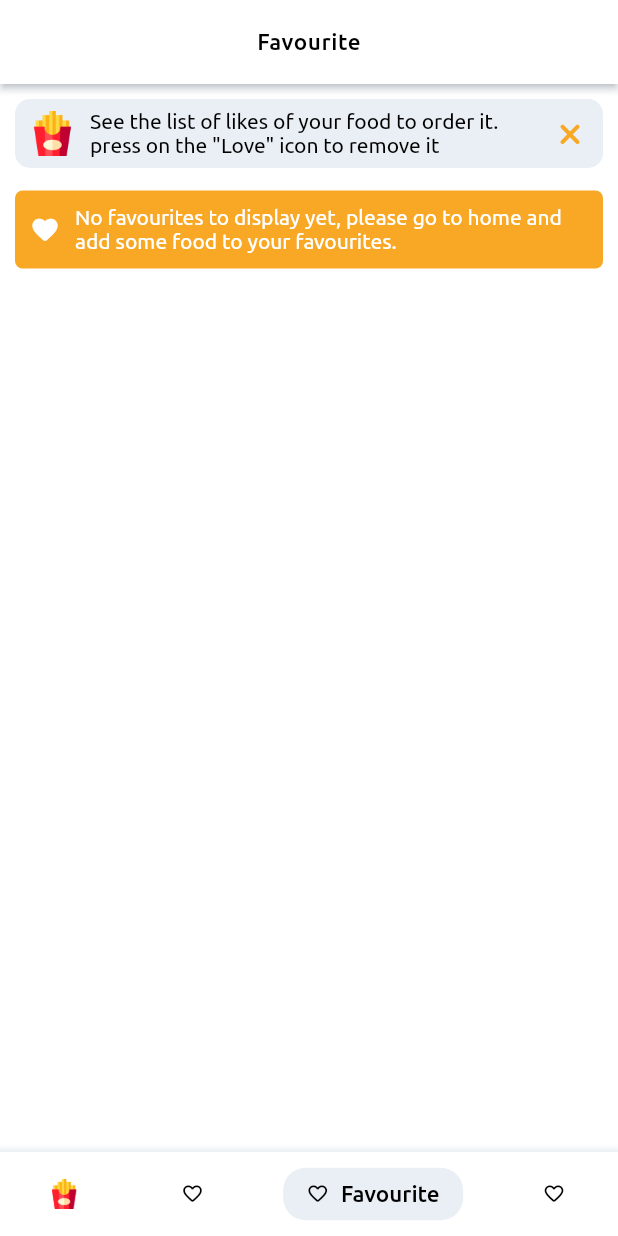
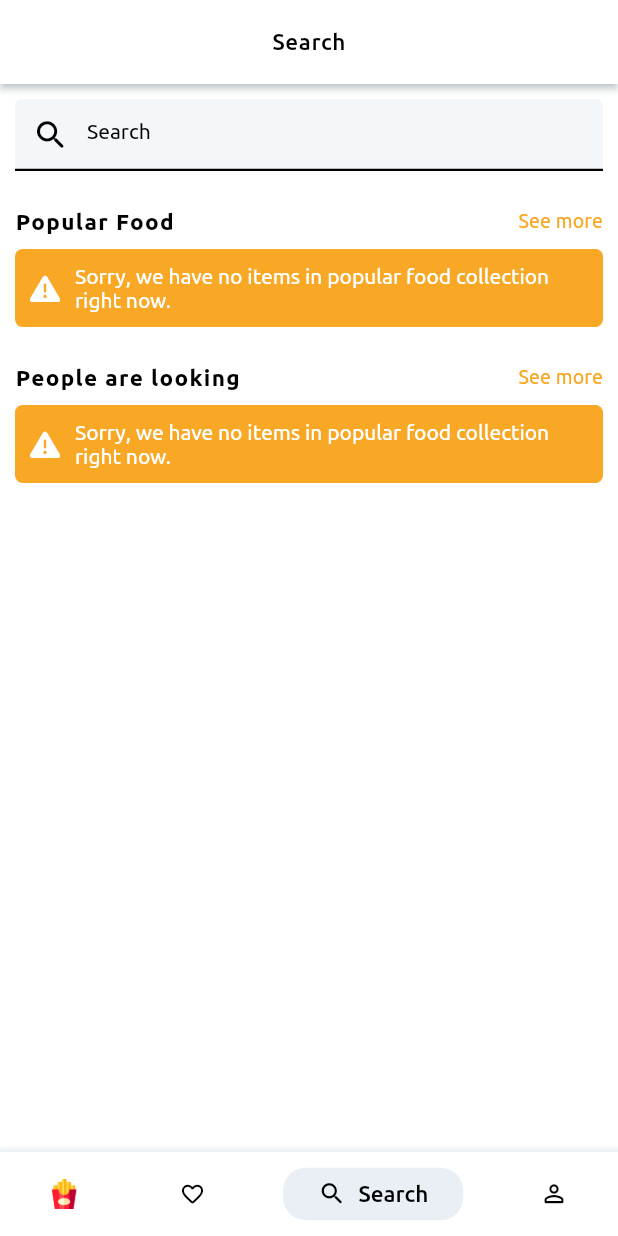
Before and after one commit to mhmoudGamea/yummy, a Flutter app: the TabsView screen opened by its route, item 3 of the bottom bar chosen, on a phone screen of 412 x 824 dp. Run offline on Flutter 3.47's test engine with Material 2 defaults, Android fonts, the phone set to English and light mode, and no system bars; drawn by our look-alikes of persistent_bottom_nav_bar; our stand-ins replace cached_network_image, carousel_slider, cloud_firestore, dartz, firebase_auth, firebase_core and 14 more; accounts and stored records are empty.

Commit message:
finish ui of user search section

```diff
--- a/lib/core/widgets/tabs_view.dart
+++ b/lib/core/widgets/tabs_view.dart
@@ -3,6 +3,7 @@ import 'package:persistent_bottom_nav_bar/persistent_tab_view.dart';
 import 'package:yummy/core/constants.dart';
 import 'package:yummy/core/utils/styles.dart';
 import 'package:yummy/features/user/favourite/presentation/views/favourite_view.dart';
+import 'package:yummy/features/user/search/presentation/views/user_search_view.dart';
 
 import '../../features/user/home/presentation/views/home_view.dart';
 
@@ -20,7 +21,7 @@ class TabsView extends StatelessWidget {
       return [
         const HomeView(),
         const FavouriteView(),
-        const FavouriteView(),
+        const UserSearchView(),
         const FavouriteView(),
       ];
     }
@@ -40,7 +41,7 @@ class TabsView extends StatelessWidget {
         PersistentBottomNavBarItem(
           icon: const Icon(
             Icons.favorite_border_rounded,
-            size: 15,
+            size: 17,
           ),
           title: ("Favourite"),
           activeColorSecondary: black,
@@ -50,10 +51,10 @@ class TabsView extends StatelessWidget {
         ),
         PersistentBottomNavBarItem(
           icon: const Icon(
-            Icons.favorite_border_rounded,
-            size: 15,
+            Icons.search_rounded,
+            size: 19,
           ),
-          title: ("Favourite"),
+          title: ("Search"),
           activeColorSecondary: black,
           textStyle: Styles.title15,
           activeColorPrimary: greyColor.withOpacity(0.4),
@@ -61,10 +62,10 @@ class TabsView extends StatelessWidget {
         ),
         PersistentBottomNavBarItem(
           icon: const Icon(
-            Icons.favorite_border_rounded,
-            size: 15,
+            Icons.person_outline_rounded,
+            size: 19,
           ),
-          title: ("Favourite"),
+          title: ("Profile"),
           activeColorSecondary: black,
           textStyle: Styles.title15,
           activeColorPrimary: greyColor.withOpacity(0.4),
--- a/lib/features/user/favourite/presentation/views/favourite_view.dart
+++ b/lib/features/user/favourite/presentation/views/favourite_view.dart
@@ -19,7 +19,6 @@ class FavouriteView extends StatelessWidget {
           text: 'Favourite',
           bgColor: Colors.white,
           textColor: Colors.black,
-          iconColor: Colors.red,
           leading: false,
           elevation: 2,
         ),
--- a/lib/features/user/home/presentation/model_views/home_cubit/home_state.dart
+++ b/lib/features/user/home/presentation/model_views/home_cubit/home_state.dart
@@ -13,3 +13,13 @@ class UserInfoSuccess extends HomeState {
 }
 
 class UserInfoFailure extends HomeState {}
+
+// states of user food
+class UserFoodLoading extends HomeState {}
+
+class UserFoodSuccess extends HomeState {
+  final List<UserFoodModel> foods;
+  UserFoodSuccess({required this.foods});
+}
+
+class UserFoodFailure extends HomeState {}
--- a/lib/features/user/home/presentation/views/widgets/home_view_body.dart
+++ b/lib/features/user/home/presentation/views/widgets/home_view_body.dart
@@ -1,7 +1,5 @@
 import 'package:flutter/material.dart';
 
-import '../../../../../../core/constants.dart';
-import '../../../../../../core/utils/styles.dart';
 import 'c_app_bar.dart';
 import 'c_categories.dart';
 import 'c_curosal_slider.dart';
--- /dev/null
+++ b/lib/features/user/search/data/models/search_model.dart
@@ -0,0 +1,63 @@
+class SearchModel {
+  final String calories;
+  final String category;
+  final String collection;
+  final String desc;
+  final String foodImage;
+  final String id;
+  final List<dynamic> ingrediants;
+  final String name;
+  final String prepareTime;
+  final String price;
+  final String rate;
+  final List<String> favourites;
+
+  SearchModel({
+    required this.calories,
+    required this.category,
+    required this.collection,
+    required this.desc,
+    required this.foodImage,
+    required this.id,
+    required this.ingrediants,
+    required this.name,
+    required this.prepareTime,
+    required this.price,
+    required this.rate,
+    required this.favourites,
+  });
+
+  factory SearchModel.fromJson(Map<String, dynamic> json) {
+    return SearchModel(
+      calories: json['calories'],
+      category: json['category'],
+      collection: json['collection'],
+      desc: json['desc'],
+      foodImage: json['foodImage'],
+      id: json['id'],
+      ingrediants: json['ingrediants'],
+      name: json['name'],
+      prepareTime: json['prepareTime'],
+      price: json['price'],
+      rate: json['rate'],
+      favourites: List.from(json['favourites']),
+    );
+  }
+
+  Map<String, dynamic> toMap() {
+    return {
+      'calories': calories,
+      'category': category,
+      'collection': collection,
+      'desc': desc,
+      'foodImage': foodImage,
+      'id': id,
+      'ingrediants': ingrediants,
+      'name': name,
+      'prepareTime': prepareTime,
+      'price': price,
+      'rate': rate,
+      'favourites': favourites,
+    };
+  }
+}
--- /dev/null
+++ b/lib/features/user/search/presentation/model_views/search_cubit/search_cubit.dart
@@ -0,0 +1,64 @@
+import 'package:cloud_firestore/cloud_firestore.dart';
+import 'package:flutter/material.dart';
+import 'package:flutter_bloc/flutter_bloc.dart';
+import 'package:yummy/features/user/search/data/models/search_model.dart';
+
+part 'search_state.dart';
+
+class SearchCubit extends Cubit<SearchState> {
+  SearchCubit() : super(SearchInitial());
+
+  // final List<UserFoodModel> _foods = [];
+
+  // List<UserFoodModel> get getListFoods {
+  //   return _foods;
+  // }
+
+  // Future<void> getUserFood(String categoryName) async {
+  //   emit(UserFoodLoading());
+  //   _store.collection('food').snapshots().listen((event) {
+  //     _foods.clear();
+  //     final categoryList =
+  //         event.docs.where((docs) => docs['category'] == categoryName);
+  //     for (var doc in categoryList) {
+  //       _foods.add(UserFoodModel.fromJson(doc.data()));
+  //     }
+  //   }, onError: (_) => emit(UserFoodFailure()));
+  // }
+
+  // final TextEditingController _searchController = TextEditingController();
+
+  // TextEditingController get getSearchController {
+  //   return _searchController;
+  // }
+
+  // get popular food list
+  final List<SearchModel> _popularFoodList = [];
+
+  List<SearchModel> getPopularFoodList(
+      AsyncSnapshot<QuerySnapshot<Object?>> snapshot, String collectionName) {
+    _popularFoodList.clear();
+    for (var doc in snapshot.data!.docs) {
+      if (doc['collection'] == collectionName) {
+        _popularFoodList
+            .add(SearchModel.fromJson(doc.data() as Map<String, dynamic>));
+      }
+    }
+    return _popularFoodList;
+  }
+
+  // get people are looking list
+  final List<SearchModel> _peopleAreLookingList = [];
+
+  List<SearchModel> getPeopleAreLookingList(
+      AsyncSnapshot<QuerySnapshot<Object?>> snapshot, String collectionName) {
+    _peopleAreLookingList.clear();
+    for (var doc in snapshot.data!.docs) {
+      if (doc['collection'] == collectionName) {
+        _peopleAreLookingList
+            .add(SearchModel.fromJson(doc.data() as Map<String, dynamic>));
+      }
+    }
+    return _peopleAreLookingList;
+  }
+}
--- /dev/null
+++ b/lib/features/user/search/presentation/model_views/search_cubit/search_state.dart
@@ -0,0 +1,6 @@
+part of 'search_cubit.dart';
+
+@immutable
+abstract class SearchState {}
+
+class SearchInitial extends SearchState {}
--- /dev/null
+++ b/lib/features/user/search/presentation/views/user_search_view.dart
@@ -0,0 +1,31 @@
+import 'package:flutter/material.dart';
+import 'package:flutter_bloc/flutter_bloc.dart';
+import 'package:yummy/features/user/search/presentation/model_views/search_cubit/search_cubit.dart';
+
+import '../../../../../core/utils/helper.dart';
+import 'widgets/user_search_view_body.dart';
+
+class UserSearchView extends StatelessWidget {
+  const UserSearchView({Key? key}) : super(key: key);
+
+  @override
+  Widget build(BuildContext context) {
+    return BlocProvider(
+      create: (context) => SearchCubit(),
+      child: Scaffold(
+        appBar: Helper.appBar(
+          context: context,
+          text: 'Search',
+          bgColor: Colors.white,
+          textColor: Colors.black,
+          iconColor: Colors.red,
+          leading: false,
+          elevation: 2,
+        ),
+        body: const SafeArea(
+          child: UserSearchViewBody(),
+        ),
+      ),
+    );
+  }
+}
--- /dev/null
+++ b/lib/features/user/search/presentation/views/widgets/c_header.dart
@@ -0,0 +1,31 @@
+import 'package:flutter/material.dart';
+import 'package:yummy/core/constants.dart';
+
+import '../../../../../../core/utils/styles.dart';
+
+class CHeader extends StatelessWidget {
+  final String headerName;
+  const CHeader({Key? key, required this.headerName}) : super(key: key);
+
+  @override
+  Widget build(BuildContext context) {
+    return Row(
+      children: [
+        Text(
+          headerName,
+          style: Styles.title15
+              .copyWith(fontWeight: FontWeight.bold, letterSpacing: .9),
+          textAlign: TextAlign.start,
+        ),
+        const Spacer(),
+        Text(
+          'See more',
+          style: Styles.title13.copyWith(
+              letterSpacing: .1,
+              fontWeight: FontWeight.w400,
+              color: primaryColor),
+        ),
+      ],
+    );
+  }
+}
--- /dev/null
+++ b/lib/features/user/search/presentation/views/widgets/c_people_are_looking_stream.dart
@@ -0,0 +1,50 @@
+import 'package:cloud_firestore/cloud_firestore.dart';
+import 'package:flutter/material.dart';
+import 'package:flutter_bloc/flutter_bloc.dart';
+import 'package:font_awesome_flutter/font_awesome_flutter.dart';
+import 'package:get_it/get_it.dart';
+import 'package:yummy/features/user/search/data/models/search_model.dart';
+import 'package:yummy/features/user/search/presentation/model_views/search_cubit/search_cubit.dart';
+
+import '../../../../../../core/constants.dart';
+import '../../../../../../core/widgets/c_circle_loading.dart';
+import '../../../../../../core/widgets/c_error_widget.dart';
+import 'c_people_are_looking_list.dart';
+
+class CPeopleAreLookingStream extends StatelessWidget {
+  const CPeopleAreLookingStream({Key? key}) : super(key: key);
+
+  @override
+  Widget build(BuildContext context) {
+    final search = BlocProvider.of<SearchCubit>(context);
+    FirebaseFirestore store = GetIt.I.get<FirebaseFirestore>();
+    return StreamBuilder<QuerySnapshot>(
+      stream: store.collection('food').snapshots(),
+      builder: (context, snapshot) {
+        if (snapshot.connectionState == ConnectionState.waiting) {
+          return const Center(
+            child: CCircleLoading(),
+          );
+        } else if (snapshot.hasData) {
+          List<SearchModel> peopleAreLookingList =
+              search.getPeopleAreLookingList(snapshot, 'People are looking');
+
+          if (peopleAreLookingList.isEmpty) {
+            return CErrorWidget(
+                icon: FontAwesomeIcons.triangleExclamation,
+                text:
+                    'Sorry, we have no items in popular food collection right now.',
+                bgColor: primaryColor);
+          }
+
+          return CPeopleAreLookingList(
+              peopleAreLookingList: peopleAreLookingList);
+        }
+        return CErrorWidget(
+            icon: FontAwesomeIcons.triangleExclamation,
+            text: 'Sorry, unexpected error happen.',
+            bgColor: secondaryColor);
+      },
+    );
+  }
+}
--- /dev/null
+++ b/lib/features/user/search/presentation/views/widgets/c_popular_food_stream.dart
@@ -0,0 +1,49 @@
+import 'package:cloud_firestore/cloud_firestore.dart';
+import 'package:flutter/material.dart';
+import 'package:flutter_bloc/flutter_bloc.dart';
+import 'package:font_awesome_flutter/font_awesome_flutter.dart';
+import 'package:get_it/get_it.dart';
+import 'package:yummy/core/constants.dart';
+import 'package:yummy/core/widgets/c_circle_loading.dart';
+import 'package:yummy/core/widgets/c_error_widget.dart';
+import 'package:yummy/features/user/search/data/models/search_model.dart';
+import 'package:yummy/features/user/search/presentation/model_views/search_cubit/search_cubit.dart';
+
+import 'c_popular_food_list.dart';
+
+class CPopularFoodStream extends StatelessWidget {
+  const CPopularFoodStream({Key? key}) : super(key: key);
+
+  @override
+  Widget build(BuildContext context) {
+    FirebaseFirestore store = GetIt.I.get<FirebaseFirestore>();
+    final search = BlocProvider.of<SearchCubit>(context);
+    return StreamBuilder<QuerySnapshot>(
+      stream: store.collection('food').snapshots(),
+      builder: (context, snapshot) {
+        if (snapshot.connectionState == ConnectionState.waiting) {
+          return Container(
+              padding: const EdgeInsets.symmetric(vertical: 89),
+              height: 210,
+              width: 50,
+              child: const CCircleLoading());
+        } else if (snapshot.hasData) {
+          List<SearchModel> popularFoodList =
+              search.getPopularFoodList(snapshot, 'Popular Food');
+          if (popularFoodList.isEmpty) {
+            return CErrorWidget(
+                icon: FontAwesomeIcons.triangleExclamation,
+                text:
+                    'Sorry, we have no items in popular food collection right now.',
+                bgColor: primaryColor);
+          }
+          return CPopularFoodList(popularFoodList: popularFoodList);
+        }
+        return CErrorWidget(
+            icon: FontAwesomeIcons.triangleExclamation,
+            text: 'Sorry, unexpected error happen.',
+            bgColor: secondaryColor);
+      },
+    );
+  }
+}
--- /dev/null
+++ b/lib/features/user/search/presentation/views/widgets/user_search_view_body.dart
@@ -0,0 +1,31 @@
+import 'package:flutter/material.dart';
+import 'package:yummy/features/user/search/presentation/views/widgets/c_popular_food_stream.dart';
+
+import 'c_header.dart';
+import 'c_people_are_looking_stream.dart';
+import 'c_search_field.dart';
+
+class UserSearchViewBody extends StatelessWidget {
+  const UserSearchViewBody({Key? key}) : super(key: key);
+
+  @override
+  Widget build(BuildContext context) {
+    return const Padding(
+      padding: EdgeInsets.symmetric(vertical: 10, horizontal: 10),
+      child: Column(
+        mainAxisSize: MainAxisSize.min,
+        children: [
+          CSearchField(),
+          SizedBox(height: 25),
+          CHeader(headerName: 'Popular Food'),
+          SizedBox(height: 10),
+          CPopularFoodStream(),
+          SizedBox(height: 25),
+          CHeader(headerName: 'People are looking'),
+          SizedBox(height: 10),
+          CPeopleAreLookingStream()
+        ],
+      ),
+    );
+  }
+}
```
Also changed, not shown: lib/features/user/home/presentation/model_views/home_cubit/home_cubit.dart (+0 -40 lines), lib/features/user/search/presentation/views/widgets/c_people_are_looking_list.dart (added, +24 -0 lines), lib/features/user/search/presentation/views/widgets/c_people_are_looking_list_item.dart (added, +46 -0 lines), lib/features/user/search/presentation/views/widgets/c_popular_food_list.dart (added, +23 -0 lines), lib/features/user/search/presentation/views/widgets/c_popular_food_list_item.dart (added, +34 -0 lines), lib/features/user/search/presentation/views/widgets/c_search_field.dart (renamed from lib/features/user/home/presentation/views/widgets/c_search_field.dart).
